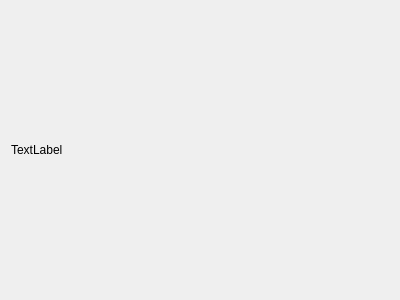
Before: the Qt Designer form app/view/forms/stuffpanel.ui in r0nd0ud0u/qt-rpg, drawn with Qt 5.
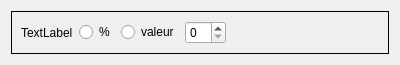
After: the same form once the commit is applied.

What changed in the file:
```diff
--- a/app/view/forms/stuffpanel.ui
+++ b/app/view/forms/stuffpanel.ui
@@ -7,7 +7,7 @@
     <x>0</x>
     <y>0</y>
     <width>400</width>
-    <height>300</height>
+    <height>55</height>
    </rect>
   </property>
   <property name="windowTitle">
@@ -15,10 +15,52 @@
   </property>
   <layout class="QHBoxLayout" name="horizontalLayout">
    <item>
-    <widget class="QLabel" name="stuff_name">
-     <property name="text">
-      <string>TextLabel</string>
+    <widget class="QFrame" name="frame">
+     <property name="frameShape">
+      <enum>QFrame::Box</enum>
      </property>
+     <property name="frameShadow">
+      <enum>QFrame::Plain</enum>
+     </property>
+     <layout class="QHBoxLayout" name="horizontalLayout_2">
+      <item>
+       <widget class="QLabel" name="stat_label">
+        <property name="text">
+         <string>TextLabel</string>
+        </property>
+       </widget>
+      </item>
+      <item>
+       <widget class="QRadioButton" name="percent_radioButton">
+        <property name="text">
+         <string>%</string>
+        </property>
+       </widget>
+      </item>
+      <item>
+       <widget class="QRadioButton" name="value_radioButton">
+        <property name="text">
+         <string>valeur</string>
+        </property>
+       </widget>
+      </item>
+      <item>
+       <widget class="QSpinBox" name="value_spinBox"/>
+      </item>
+      <item>
+       <spacer name="horizontalSpacer">
+        <property name="orientation">
+         <enum>Qt::Horizontal</enum>
+        </property>
+        <property name="sizeHint" stdset="0">
+         <size>
+          <width>40</width>
+          <height>20</height>
+         </size>
+        </property>
+       </spacer>
+      </item>
+     </layout>
     </widget>
    </item>
   </layout>
```
